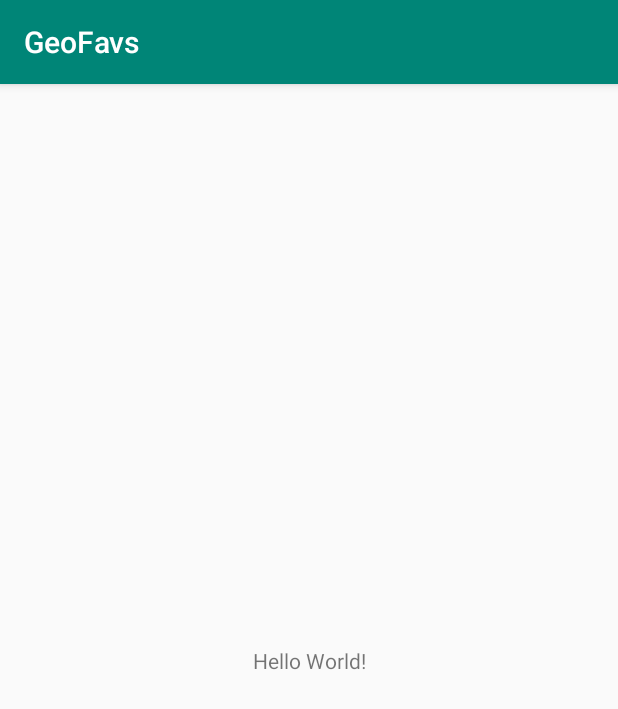
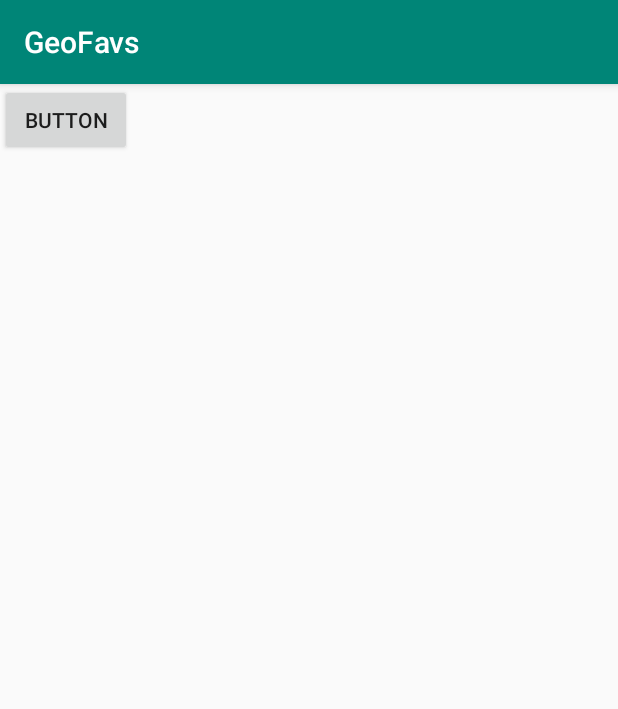
Before and after one commit to michelep2000/GeoFavs, an Android app: the screen it shows after launch (MainActivity), on a phone screen of 412 x 824 dp. Shown: the top 709 px of the screen. Run offline under Robolectric (Android 15) with nearby library versions, the phone set to English and light mode, and no system bars.

```diff
--- a/app/src/debug/res/values/google_maps_api.xml
+++ b/app/src/debug/res/values/google_maps_api.xml
@@ -20,5 +20,5 @@
     Once you have your key (it starts with "AIza"), replace the "google_maps_key"
     string in this file.
     -->
-    <string name="google_maps_key" templateMergeStrategy="preserve" translatable="false">YAIzaSyCLZFHjG9zj81kYKvLkfjwZZ9VoLZGkn4U</string>
+    <string name="google_maps_key" templateMergeStrategy="preserve" translatable="false">AIzaSyCLZFHjG9zj81kYKvLkfjwZZ9VoLZGkn4U</string>
 </resources>
--- a/app/src/main/java/com/example/geofavs/MainActivity.kt
+++ b/app/src/main/java/com/example/geofavs/MainActivity.kt
@@ -1,12 +1,19 @@
 package com.example.geofavs
 
+import android.content.Intent
 import androidx.appcompat.app.AppCompatActivity
 import android.os.Bundle
+import kotlinx.android.synthetic.main.activity_main.*
 
 class MainActivity : AppCompatActivity() {
 
     override fun onCreate(savedInstanceState: Bundle?) {
         super.onCreate(savedInstanceState)
         setContentView(R.layout.activity_main)
+
+        btnMaps.setOnClickListener{
+            val intent = Intent(this, MapsActivity::class.java)
+            startActivity(intent)
+        }
     }
 }
--- a/app/src/main/res/layout/activity_main.xml
+++ b/app/src/main/res/layout/activity_main.xml
@@ -6,13 +6,11 @@
     android:layout_height="match_parent"
     tools:context=".MainActivity">
 
-    <TextView
+    <Button
+        android:id="@+id/btnMaps"
         android:layout_width="wrap_content"
         android:layout_height="wrap_content"
-        android:text="Hello World!"
-        app:layout_constraintBottom_toBottomOf="parent"
-        app:layout_constraintLeft_toLeftOf="parent"
-        app:layout_constraintRight_toRightOf="parent"
-        app:layout_constraintTop_toTopOf="parent" />
-
+        android:text="Button"
+        tools:layout_editor_absoluteX="183dp"
+        tools:layout_editor_absoluteY="341dp" />
 </androidx.constraintlayout.widget.ConstraintLayout>
```
